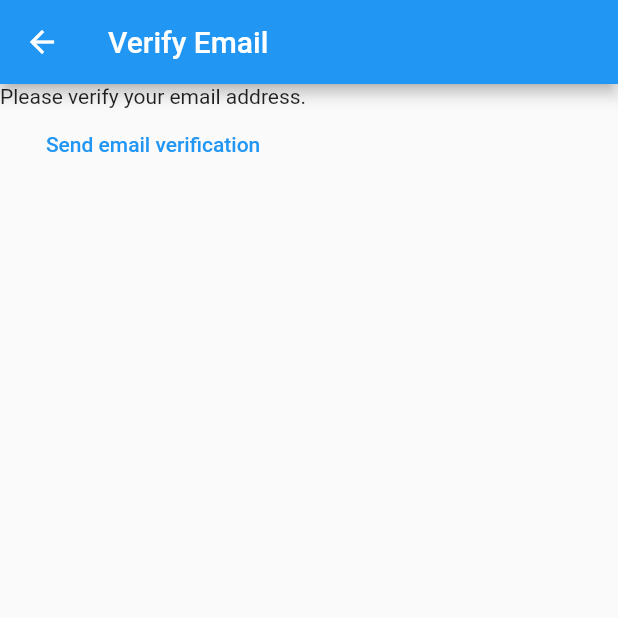
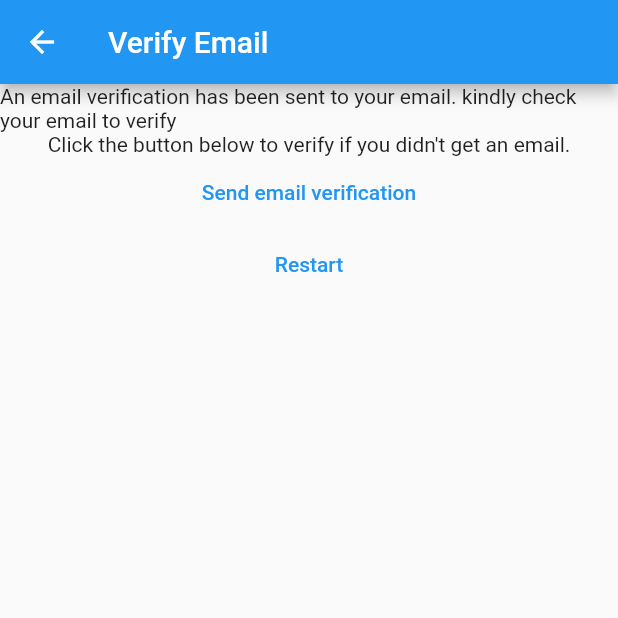
Before and after one commit to d3vluqman/personal_notes, a Flutter app: the VerifyEmailView screen opened by its route, after a tap on "Send email verification", on a phone screen of 412 x 824 dp, the top half of it. Run offline on Flutter 3.47's test engine with Material 2 defaults, Android fonts, the light colour scheme and no system bars; our stand-ins replace firebase_auth, firebase_core; accounts and stored records are empty; network calls fail.

Commit message:
Update verify_email_view
Update screen to show text that email verification has been sent
add a restart button to sign user out if they get stuck and want tot restart

```diff
--- a/lib/views/verify_email_view.dart
+++ b/lib/views/verify_email_view.dart
@@ -1,5 +1,6 @@
 import 'package:firebase_auth/firebase_auth.dart';
 import 'package:flutter/material.dart';
+import 'package:personalnotes/constants/routes.dart';
 
 class VerifyEmailView extends StatefulWidget {
   const VerifyEmailView({super.key});
@@ -15,13 +16,27 @@ class _VerifyEmailViewState extends State<VerifyEmailView> {
       appBar: AppBar(title: const Text("Verify Email")),
       body: Column(
         children: [
-          const Text("Please verify your email address."),
+          const Text(
+              "An email verification has been sent to your email. kindly check your email to verify"),
+          const Text(
+              "Click the button below to verify if you didn't get an email."),
           TextButton(
-              onPressed: () async {
-                final user = FirebaseAuth.instance.currentUser;
-                await user?.sendEmailVerification();
-              },
-              child: const Text("Send email verification"))
+            onPressed: () async {
+              final user = FirebaseAuth.instance.currentUser;
+              await user?.sendEmailVerification();
+            },
+            child: const Text("Send email verification"),
+          ),
+          TextButton(
+            onPressed: () async {
+              await FirebaseAuth.instance.signOut();
+              Navigator.of(context).pushNamedAndRemoveUntil(
+                registerRoute,
+                (route) => false,
+              );
+            },
+            child: const Text("Restart"),
+          )
         ],
       ),
     );
```
